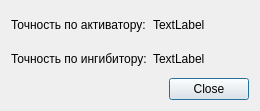
The window that TeamProjects/diffusion-solver/ui/dssummarydialog.ui (antonlarin/aNiMated-batman) describes before a commit, drawn with Qt 5.
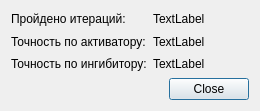
The same window after the commit.

Commit message: Add iterations count to summary dialog

The edit to the form file:
```diff
--- a/TeamProjects/diffusion-solver/ui/dssummarydialog.ui
+++ b/TeamProjects/diffusion-solver/ui/dssummarydialog.ui
@@ -20,35 +20,14 @@
    <bool>true</bool>
   </property>
   <layout class="QGridLayout" name="gridLayout">
-   <item row="0" column="0">
-    <widget class="QLabel" name="activatorAccuracyLabel">
-     <property name="text">
-      <string>Точность по активатору:</string>
-     </property>
-    </widget>
-   </item>
-   <item row="0" column="1">
-    <widget class="QLabel" name="activatorAccuracyValueLabel">
-     <property name="text">
-      <string>TextLabel</string>
-     </property>
-    </widget>
-   </item>
-   <item row="1" column="0">
-    <widget class="QLabel" name="inhibitorAccuracyLabel">
-     <property name="text">
-      <string>Точность по ингибитору:</string>
-     </property>
-    </widget>
-   </item>
-   <item row="1" column="1">
-    <widget class="QLabel" name="inhibitorAccuracyValueLabel">
-     <property name="text">
-      <string>TextLabel</string>
-     </property>
-    </widget>
-   </item>
    <item row="2" column="1">
+    <widget class="QLabel" name="inhibitorAccuracyValueLabel">
+     <property name="text">
+      <string>TextLabel</string>
+     </property>
+    </widget>
+   </item>
+   <item row="3" column="1">
     <widget class="QDialogButtonBox" name="buttonBox">
      <property name="standardButtons">
       <set>QDialogButtonBox::Close</set>
@@ -58,6 +37,41 @@
      </property>
     </widget>
    </item>
+   <item row="2" column="0">
+    <widget class="QLabel" name="inhibitorAccuracyLabel">
+     <property name="text">
+      <string>Точность по ингибитору:</string>
+     </property>
+    </widget>
+   </item>
+   <item row="1" column="1">
+    <widget class="QLabel" name="activatorAccuracyValueLabel">
+     <property name="text">
+      <string>TextLabel</string>
+     </property>
+    </widget>
+   </item>
+   <item row="1" column="0">
+    <widget class="QLabel" name="activatorAccuracyLabel">
+     <property name="text">
+      <string>Точность по активатору:</string>
+     </property>
+    </widget>
+   </item>
+   <item row="0" column="0">
+    <widget class="QLabel" name="iterationsPerformedLabel">
+     <property name="text">
+      <string>Пройдено итераций:</string>
+     </property>
+    </widget>
+   </item>
+   <item row="0" column="1">
+    <widget class="QLabel" name="iterationsPerformedValueLabel">
+     <property name="text">
+      <string>TextLabel</string>
+     </property>
+    </widget>
+   </item>
   </layout>
  </widget>
  <resources/>
```
The commit also changes 1 other file.
